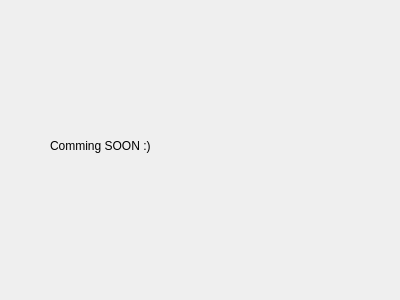
Above: signup.ui from SyedMTaseen/DataSeed before the change. Below: the same form after it.
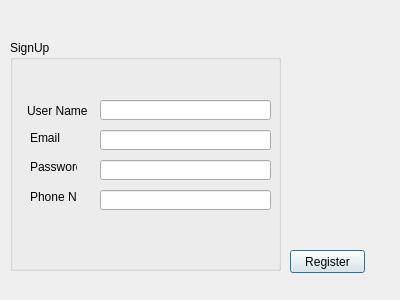
That is the form after the change.

Diff of the .ui file:
```diff
--- a/signup.ui
+++ b/signup.ui
@@ -13,32 +13,140 @@
   <property name="windowTitle">
    <string>Sign Up</string>
   </property>
-  <widget class="QLabel" name="label">
-   <property name="geometry">
-    <rect>
-     <x>50</x>
-     <y>110</y>
-     <width>101</width>
-     <height>71</height>
-    </rect>
-   </property>
-   <property name="text">
-    <string>Comming SOON :)</string>
-   </property>
-  </widget>
   <widget class="QLabel" name="Lpic">
    <property name="geometry">
     <rect>
-     <x>270</x>
+     <x>300</x>
      <y>10</y>
-     <width>121</width>
-     <height>151</height>
+     <width>91</width>
+     <height>71</height>
     </rect>
    </property>
    <property name="text">
     <string/>
    </property>
   </widget>
+  <widget class="QPushButton" name="RegisterButton">
+   <property name="geometry">
+    <rect>
+     <x>290</x>
+     <y>250</y>
+     <width>75</width>
+     <height>23</height>
+    </rect>
+   </property>
+   <property name="text">
+    <string>Register</string>
+   </property>
+  </widget>
+  <widget class="QGroupBox" name="SignUp_2">
+   <property name="geometry">
+    <rect>
+     <x>10</x>
+     <y>40</y>
+     <width>271</width>
+     <height>231</height>
+    </rect>
+   </property>
+   <property name="title">
+    <string>SignUp</string>
+   </property>
+   <widget class="QLineEdit" name="Temail">
+    <property name="geometry">
+     <rect>
+      <x>90</x>
+      <y>90</y>
+      <width>171</width>
+      <height>20</height>
+     </rect>
+    </property>
+   </widget>
+   <widget class="QLabel" name="LUname">
+    <property name="geometry">
+     <rect>
+      <x>17</x>
+      <y>61</y>
+      <width>61</width>
+      <height>20</height>
+     </rect>
+    </property>
+    <property name="text">
+     <string>User Name</string>
+    </property>
+   </widget>
+   <widget class="QLabel" name="LEmail">
+    <property name="geometry">
+     <rect>
+      <x>20</x>
+      <y>90</y>
+      <width>61</width>
+      <height>16</height>
+     </rect>
+    </property>
+    <property name="text">
+     <string>Email</string>
+    </property>
+   </widget>
+   <widget class="QLineEdit" name="Tpass">
+    <property name="geometry">
+     <rect>
+      <x>90</x>
+      <y>120</y>
+      <width>171</width>
+      <height>20</height>
+     </rect>
+    </property>
+    <property name="echoMode">
+     <enum>QLineEdit::Password</enum>
+    </property>
+   </widget>
+   <widget class="QLabel" name="LPassword">
+    <property name="geometry">
+     <rect>
+      <x>20</x>
+      <y>120</y>
+      <width>47</width>
+      <height>13</height>
+     </rect>
+    </property>
+    <property name="text">
+     <string>Password</string>
+    </property>
+   </widget>
+   <widget class="QLabel" name="Lphone">
+    <property name="geometry">
+     <rect>
+      <x>20</x>
+      <y>150</y>
+      <width>47</width>
+      <height>13</height>
+     </rect>
+    </property>
+    <property name="text">
+     <string>Phone No.</string>
+    </property>
+   </widget>
+   <widget class="QLineEdit" name="Tphoneno">
+    <property name="geometry">
+     <rect>
+      <x>90</x>
+      <y>150</y>
+      <width>171</width>
+      <height>20</height>
+     </rect>
+    </property>
+   </widget>
+   <widget class="QLineEdit" name="TUname">
+    <property name="geometry">
+     <rect>
+      <x>90</x>
+      <y>60</y>
+      <width>171</width>
+      <height>20</height>
+     </rect>
+    </property>
+   </widget>
+  </widget>
  </widget>
  <resources/>
  <connections/>
```
